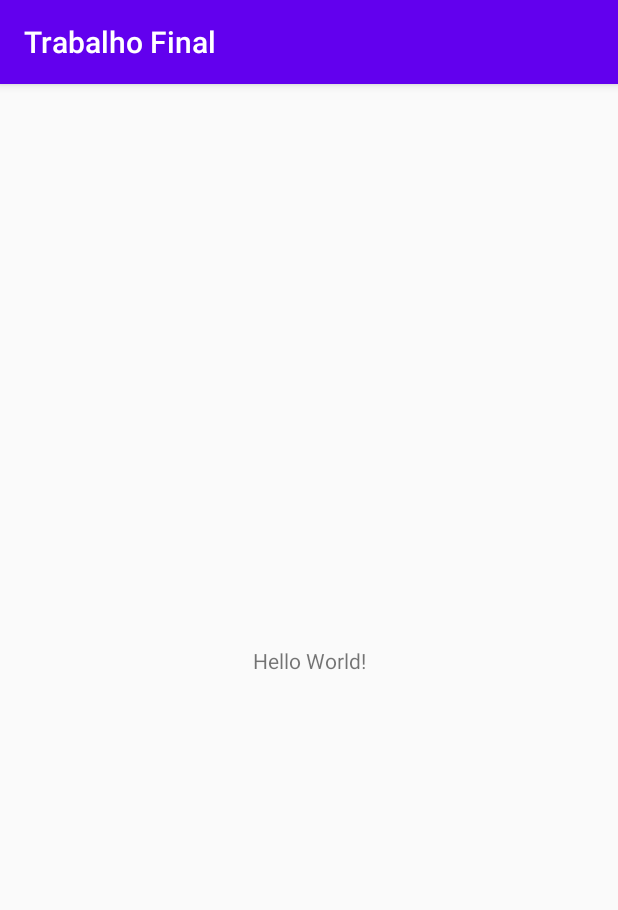
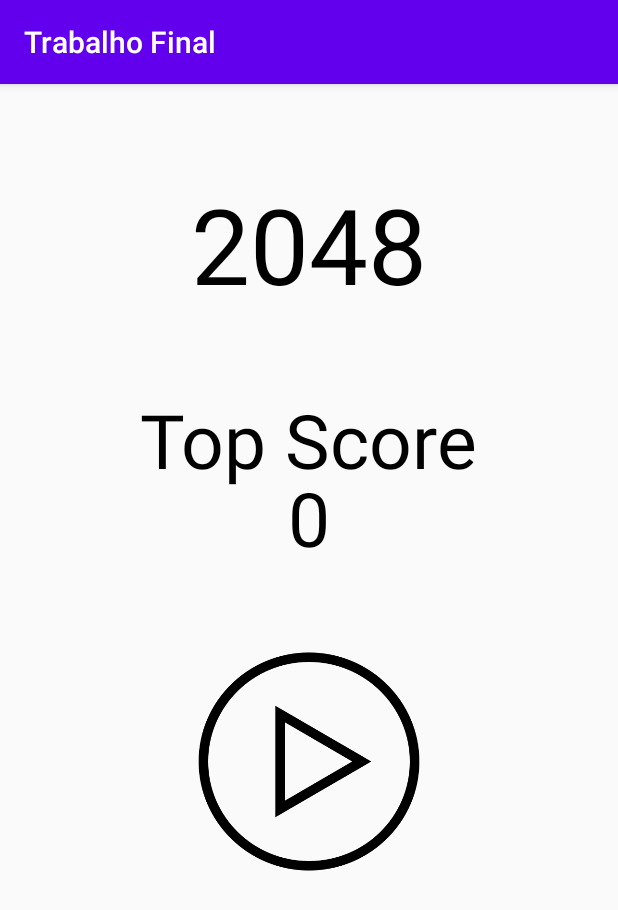
Before and after one commit to JoaoAugustoI/Jogo2048, an Android app: the screen it shows after launch (MainActivity), on a phone screen of 412 x 824 dp. Shown: the top 910 px of the screen. Run offline under Robolectric (Android 15) with nearby library versions, the phone set to English and light mode, and no system bars.

Commit message:
pagina inicial

```diff
--- a/TrabalhoFinal/app/src/main/AndroidManifest.xml
+++ b/TrabalhoFinal/app/src/main/AndroidManifest.xml
@@ -16,6 +16,7 @@
                 <category android:name="android.intent.category.LAUNCHER" />
             </intent-filter>
         </activity>
+        <activity android:name=".game"/>
     </application>
 
 </manifest>
--- a/TrabalhoFinal/app/src/main/java/com/example/trabalhofinal/MainActivity.java
+++ b/TrabalhoFinal/app/src/main/java/com/example/trabalhofinal/MainActivity.java
@@ -2,14 +2,28 @@ package com.example.trabalhofinal;
 
 import androidx.appcompat.app.AppCompatActivity;
 
+import android.content.Intent;
 import android.os.Bundle;
+import android.view.View;
+import android.widget.ImageView;
 
 public class MainActivity extends AppCompatActivity {
+    ImageView play;
 
     @Override
     protected void onCreate(Bundle savedInstanceState) {
         super.onCreate(savedInstanceState);
         setContentView(R.layout.activity_main);
-        int teste = 0;
+        play = findViewById(R.id.play);
+
+        play.setOnClickListener(new View.OnClickListener() {
+            @Override
+            public void onClick(View v) {
+                Intent i = new Intent(MainActivity.this, game.class);
+                startActivity(i);
+
+            }
+        });
+
     }
 }
--- /dev/null
+++ b/TrabalhoFinal/app/src/main/java/com/example/trabalhofinal/game.java
@@ -0,0 +1,15 @@
+package com.example.trabalhofinal;
+
+import android.os.Bundle;
+
+import androidx.annotation.Nullable;
+import androidx.appcompat.app.AppCompatActivity;
+
+public class game extends AppCompatActivity
+{
+    @Override
+    protected void onCreate(@Nullable Bundle savedInstanceState) {
+        super.onCreate(savedInstanceState);
+        setContentView(R.layout.layout_game);
+    }
+}
--- a/TrabalhoFinal/app/src/main/res/layout/activity_main.xml
+++ b/TrabalhoFinal/app/src/main/res/layout/activity_main.xml
@@ -1,5 +1,5 @@
 <?xml version="1.0" encoding="utf-8"?>
-<androidx.constraintlayout.widget.ConstraintLayout xmlns:android="http://schemas.android.com/apk/res/android"
+<RelativeLayout xmlns:android="http://schemas.android.com/apk/res/android"
     xmlns:app="http://schemas.android.com/apk/res-auto"
     xmlns:tools="http://schemas.android.com/tools"
     android:layout_width="match_parent"
@@ -7,12 +7,46 @@
     tools:context=".MainActivity">
 
     <TextView
+        android:id="@+id/titulo"
         android:layout_width="wrap_content"
         android:layout_height="wrap_content"
-        android:text="Hello World!"
-        app:layout_constraintBottom_toBottomOf="parent"
-        app:layout_constraintLeft_toLeftOf="parent"
-        app:layout_constraintRight_toRightOf="parent"
-        app:layout_constraintTop_toTopOf="parent" />
+        android:text="2048"
+        android:textColor="#000"
+        android:layout_centerHorizontal="true"
+        android:layout_marginTop="60dp"
+        android:textSize="70dp"/>
+    <TextView
+        android:textColor="#000"
+        android:id="@+id/scoreTitulo"
+        android:layout_width="wrap_content"
+        android:layout_height="wrap_content"
+        android:text="Top Score"
+        android:layout_centerHorizontal="true"
+        android:layout_marginTop="50dp"
+        android:layout_below="@+id/titulo"
+        android:textSize="50dp"/>
+    <TextView
+        android:textColor="#000"
+        android:id="@+id/score"
+        android:layout_width="wrap_content"
+        android:layout_height="wrap_content"
+        android:text="0"
+        android:layout_centerHorizontal="true"
+        android:layout_marginTop="-15dp"
+        android:layout_below="@+id/scoreTitulo"
+        android:textSize="50dp"/>
 
-</androidx.constraintlayout.widget.ConstraintLayout>
+    <ImageView
+        android:id="@+id/play"
+        android:layout_width="160dp"
+        android:layout_height="158dp"
+        android:layout_below="@+id/score"
+        android:layout_centerInParent="true"
+        android:layout_marginTop="50dp"
+        android:background="@drawable/play3" />
+
+
+
+
+
+</RelativeLayout>
--- /dev/null
+++ b/TrabalhoFinal/app/src/main/res/layout/layout_game.xml
@@ -0,0 +1,6 @@
+<?xml version="1.0" encoding="utf-8"?>
+<RelativeLayout xmlns:android="http://schemas.android.com/apk/res/android"
+    android:layout_width="match_parent"
+    android:layout_height="match_parent">
+
+</RelativeLayout>
```
Also changed, not shown: TrabalhoFinal/app/src/main/play-playstore.png (added), TrabalhoFinal/app/src/main/res/drawable-nodpi/play.png (added), TrabalhoFinal/app/src/main/res/drawable-nodpi/play2.png (added), TrabalhoFinal/app/src/main/res/drawable-nodpi/play3.png (added), TrabalhoFinal/app/src/main/res/drawable/no-dpi/play.png (added), TrabalhoFinal/app/src/main/res/drawableno-dpi/play.png (added).
